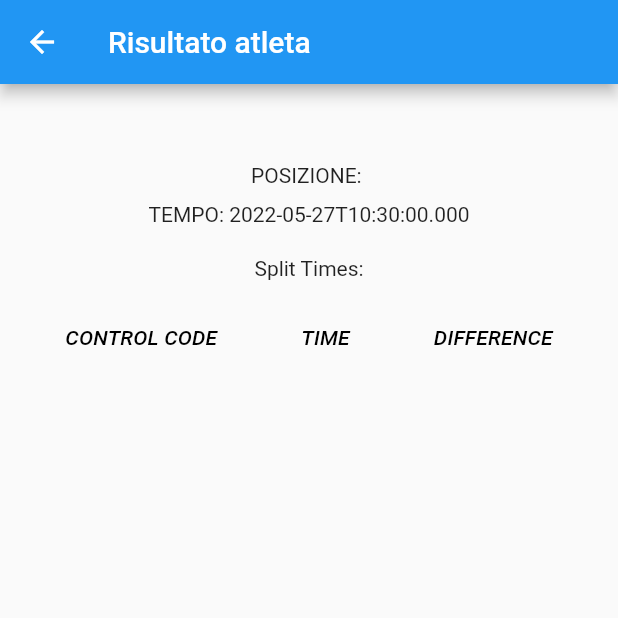
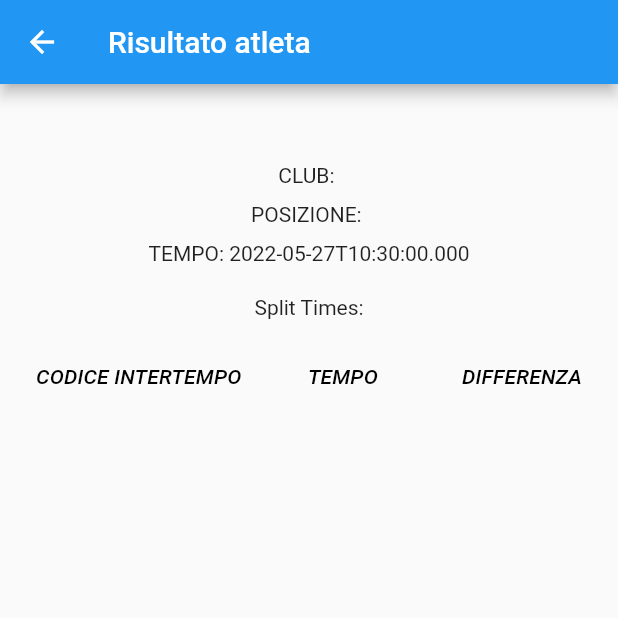
Before and after one commit to vedovati-matteo/ProgettoTCM, a Flutter app: the Splits screen opened directly with empty values, on a phone screen of 412 x 824 dp, the top half of it. Run offline on Flutter 3.47's test engine with Material 2 defaults, Android fonts, the phone set to English and light mode, and no system bars; network calls fail.

Commit message:
Update psplits.dart

```diff
--- a/homework 3/codice/flutter/lib/psplits.dart
+++ b/homework 3/codice/flutter/lib/psplits.dart
@@ -35,6 +35,8 @@ class SplitsState extends State<Splits> {
                 children: [
                   SizedBox(height: 10),
                   Text("${widget.atleta['family']} ${widget.atleta['given']}", textScaleFactor: name_surname_scale.toDouble()),
+                  SizedBox(height: 10),
+                  Text("CLUB: ${widget.atleta['club']['name']}"),
                   SizedBox(height: 10),
                   Text("POSIZIONE: ${widget.atleta['position']}"),
                   SizedBox(height: 10),
@@ -80,20 +82,20 @@ Widget createSplitTable(Map <String,dynamic> atleta, Map <String,dynamic> primo)
       columns: const <DataColumn>[
         DataColumn(
           label: Text(
-            'CONTROL CODE',
+            'CODICE INTERTEMPO',
             style: TextStyle(fontStyle: FontStyle.italic,),
 
           ),
         ),
         DataColumn(
           label: Text(
-            'TIME',
+            'TEMPO',
             style: TextStyle(fontStyle: FontStyle.italic),
           ),
         ),
         DataColumn(
           label: Text(
-            'DIFFERENCE',
+            'DIFFERENZA',
             style: TextStyle(fontStyle: FontStyle.italic),
           ),
         ),
```
